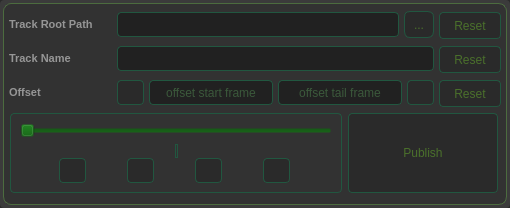
This is ui/trimaudio.ui in pyvfx-com/ffmpeg-helper as Qt 5 draws it before an edit. The edited form follows.
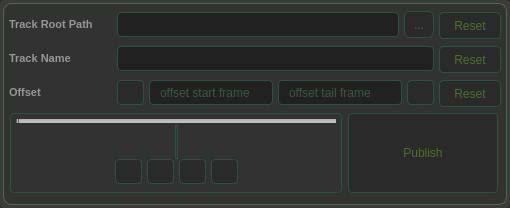
This is the edited form. Icons and pictures are not drawn.

Commit message: update the reset buttons.

```diff
--- a/ui/trimaudio.ui
+++ b/ui/trimaudio.ui
@@ -55,10 +55,7 @@
 }</string>
      </property>
      <property name="frameShape">
-      <enum>QFrame::Shape::StyledPanel</enum>
-     </property>
-     <property name="frameShadow">
-      <enum>QFrame::Shadow::Raised</enum>
+      <enum>QFrame::NoFrame</enum>
      </property>
      <layout class="QVBoxLayout" name="verticalLayout">
       <property name="spacing">
@@ -86,10 +83,7 @@
 }</string>
         </property>
         <property name="frameShape">
-         <enum>QFrame::Shape::StyledPanel</enum>
-        </property>
-        <property name="frameShadow">
-         <enum>QFrame::Shadow::Raised</enum>
+         <enum>QFrame::NoFrame</enum>
         </property>
         <layout class="QVBoxLayout" name="verticalLayout_3">
          <property name="spacing">
@@ -467,9 +461,6 @@
     selection-background-color: #212121;
 }</string>
              </property>
-             <property name="alignment">
-              <set>Qt::AlignmentFlag::AlignCenter</set>
-             </property>
              <property name="placeholderText">
               <string>offset start frame</string>
              </property>
@@ -499,9 +490,6 @@
     selection-background-color: #212121;
 }</string>
              </property>
-             <property name="alignment">
-              <set>Qt::AlignmentFlag::AlignCenter</set>
-             </property>
              <property name="placeholderText">
               <string>offset tail frame</string>
              </property>
@@ -645,19 +633,60 @@
 }</string>
              </property>
              <property name="frameShape">
-              <enum>QFrame::Shape::StyledPanel</enum>
-             </property>
-             <property name="frameShadow">
-              <enum>QFrame::Shadow::Raised</enum>
+              <enum>QFrame::NoFrame</enum>
              </property>
              <layout class="QVBoxLayout" name="verticalLayout_4">
+              <property name="spacing">
+               <number>2</number>
+              </property>
+              <property name="leftMargin">
+               <number>5</number>
+              </property>
+              <property name="topMargin">
+               <number>5</number>
+              </property>
+              <property name="rightMargin">
+               <number>5</number>
+              </property>
+              <property name="bottomMargin">
+               <number>5</number>
+              </property>
               <item>
                <widget class="QSlider" name="playSlider">
+                <property name="minimumSize">
+                 <size>
+                  <width>0</width>
+                  <height>4</height>
+                 </size>
+                </property>
+                <property name="maximumSize">
+                 <size>
+                  <width>16777215</width>
+                  <height>4</height>
+                 </size>
+                </property>
                 <property name="styleSheet">
                  <string notr="true">QSlider {
     background-color: rgb(0, 85, 0, 0);
 }
-</string>
+
+QSlider::groove:horizontal {
+    background: qlineargradient(x1:0, y1:0, x2:0, y2:1, stop:0 #B1B1B1, stop:1 #c4c4c4);
+}
+
+QSlider::handle:horizontal {
+    background-color: qlineargradient(x1: 0, y1: 0, x2: 0, y2: 1,
+                                      stop: 0 #4A702B, stop: 1 #215740);	
+    border: 1px solid #5c5c5c;
+    width: 1px;
+    margin: -5px 0;
+    border-radius: 4px;
+}
+
+QSlider::sub-page:horizontal {
+    background:qlineargradient(x1: 0, y1: 0, x2: 0, y2: 1,
+                                      stop: 0 #4A702B, stop: 1 #215740);
+}</string>
                 </property>
                 <property name="orientation">
                  <enum>Qt::Orientation::Horizontal</enum>
@@ -669,19 +698,6 @@
                 <property name="spacing">
                  <number>0</number>
                 </property>
-                <item>
-                 <spacer name="verticalSpacer_2">
-                  <property name="orientation">
-                   <enum>Qt::Orientation::Vertical</enum>
-                  </property>
-                  <property name="sizeHint" stdset="0">
-                   <size>
-                    <width>20</width>
-                    <height>10</height>
-                   </size>
-                  </property>
-                 </spacer>
-                </item>
                 <item>
                  <layout class="QHBoxLayout" name="horizontalLayout_2" stretch="0,0,0">
                   <item>
@@ -729,19 +745,6 @@
                   </item>
                  </layout>
                 </item>
-                <item>
-                 <spacer name="verticalSpacer_3">
-                  <property name="orientation">
-                   <enum>Qt::Orientation::Vertical</enum>
-                  </property>
-                  <property name="sizeHint" stdset="0">
-                   <size>
-                    <width>20</width>
-                    <height>17</height>
-                   </size>
-                  </property>
-                 </spacer>
-                </item>
                 <item>
                  <layout class="QHBoxLayout" name="horizontalLayout">
                   <property name="spacing">
@@ -759,6 +762,19 @@
                   <property name="bottomMargin">
                    <number>3</number>
                   </property>
+                  <item>
+                   <spacer name="horizontalSpacer">
+                    <property name="orientation">
+                     <enum>Qt::Horizontal</enum>
+                    </property>
+                    <property name="sizeHint" stdset="0">
+                     <size>
+                      <width>40</width>
+                      <height>20</height>
+                     </size>
+                    </property>
+                   </spacer>
+                  </item>
                   <item>
                    <widget class="QPushButton" name="pushButton_back_seeek">
                     <property name="minimumSize">
@@ -975,21 +991,21 @@
                     </property>
                    </widget>
                   </item>
+                  <item>
+                   <spacer name="horizontalSpacer_2">
+                    <property name="orientation">
+                     <enum>Qt::Horizontal</enum>
+                    </property>
+                    <property name="sizeHint" stdset="0">
+                     <size>
+                      <width>40</width>
+                      <height>20</height>
+                     </size>
+                    </property>
+                   </spacer>
+                  </item>
                  </layout>
                 </item>
-                <item>
-                 <spacer name="verticalSpacer">
-                  <property name="orientation">
-                   <enum>Qt::Orientation::Vertical</enum>
-                  </property>
-                  <property name="sizeHint" stdset="0">
-                   <size>
-                    <width>20</width>
-                    <height>4</height>
-                   </size>
-                  </property>
-                 </spacer>
-                </item>
                </layout>
               </item>
              </layout>
```
Left out of the diff: 15 changed lines with no effect on the pictures. The commit also changes 5 other files.
